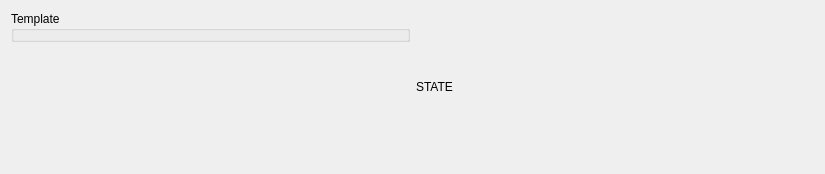
Before: the Qt Designer form modules/template/widget/template.ui in tud-hri/joan, drawn with Qt 5.
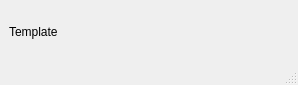
After: the same form once the commit is applied.

Commit message: Gave Template a simple textlabel

```diff
--- a/modules/template/widget/template.ui
+++ b/modules/template/widget/template.ui
@@ -1,49 +1,44 @@
 <?xml version="1.0" encoding="UTF-8"?>
 <ui version="4.0">
- <class>FormInterface</class>
- <widget class="QWidget" name="FormInterface">
+ <class>MainWindow</class>
+ <widget class="QMainWindow" name="MainWindow">
   <property name="geometry">
    <rect>
     <x>0</x>
     <y>0</y>
-    <width>825</width>
-    <height>174</height>
+    <width>298</width>
+    <height>85</height>
    </rect>
   </property>
-  <property name="minimumSize">
-   <size>
-    <width>0</width>
-    <height>0</height>
-   </size>
-  </property>
   <property name="windowTitle">
    <string>Form</string>
   </property>
-  <property name="styleSheet">
-   <string notr="true"/>
-  </property>
-  <layout class="QHBoxLayout" name="horizontalLayout">
-   <item alignment="Qt::AlignTop">
-    <widget class="QGroupBox" name="grpBoxInterface">
-     <property name="title">
-      <string>Template</string>
-     </property>
-    </widget>
-   </item>
-     <item>
-      <widget class="QLabel" name="lblState">
-       <property name="maximumSize">
-        <size>
-         <width>16777215</width>
-         <height>30</height>
-        </size>
-       </property>
-       <property name="text">
-        <string>STATE</string>
-       </property>
-      </widget>
-     </item>
-  </layout>
+  <widget class="QWidget" name="centralwidget">
+   <layout class="QGridLayout" name="gridLayout_2">
+    <item row="1" column="0">
+     <layout class="QGridLayout" name="gridLayout">
+      <item row="0" column="0">
+       <widget class="QLabel" name="label">
+        <property name="text">
+         <string>Template</string>
+        </property>
+       </widget>
+      </item>
+     </layout>
+    </item>
+   </layout>
+  </widget>
+  <widget class="QMenuBar" name="menubar">
+   <property name="geometry">
+    <rect>
+     <x>0</x>
+     <y>0</y>
+     <width>298</width>
+     <height>22</height>
+    </rect>
+   </property>
+  </widget>
+  <widget class="QStatusBar" name="statusbar"/>
  </widget>
  <resources/>
  <connections/>
```
Left out of the diff: 2 changed lines with no effect on the pictures. The commit also changes 4 other files.
